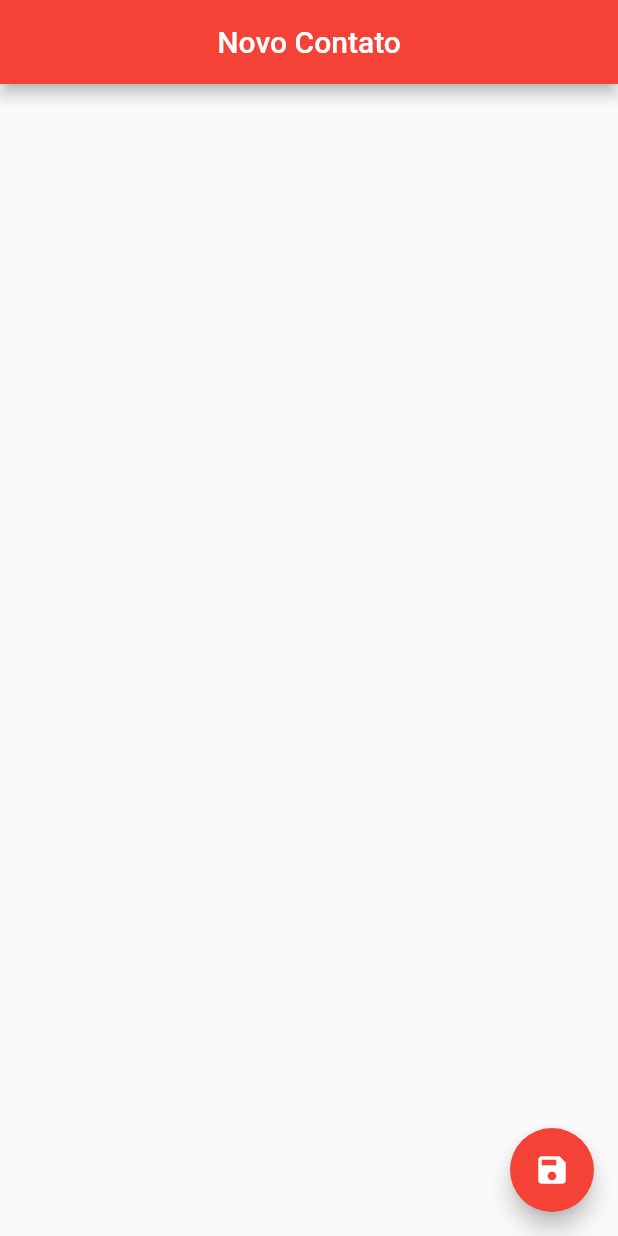
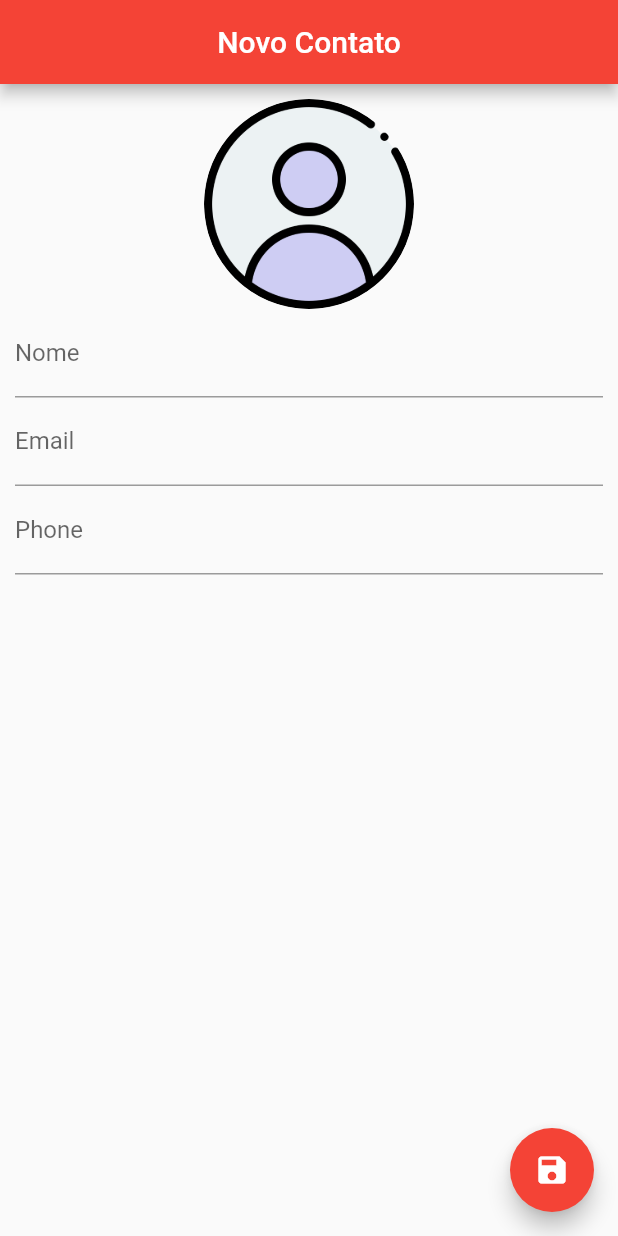
Before and after one commit to vinifoga/contacts, a Flutter app: the screen it shows after launch, on a phone screen of 412 x 824 dp. Run offline on Flutter 3.47's test engine with Material 2 defaults, Android fonts, the phone set to English and light mode, and no system bars; our stand-ins replace sqflite; accounts and stored records are empty.

Commit message:
Layout Contact screen

```diff
--- a/lib/ui/contact_page.dart
+++ b/lib/ui/contact_page.dart
@@ -1,3 +1,5 @@
+import 'dart:io';
+
 import 'package:contacts/helpers/contact_helper.dart';
 import 'package:flutter/material.dart';
 
@@ -11,6 +13,10 @@ class ContactPage extends StatefulWidget {
 }
 
 class _ContactPageState extends State<ContactPage> {
+  final _nameController = TextEditingController();
+  final _emailController = TextEditingController();
+  final _phoneController = TextEditingController();
+  late bool _userEdited = false;
   Contact? _editedContact;
 
   @override
@@ -20,6 +26,9 @@ class _ContactPageState extends State<ContactPage> {
       _editedContact = Contact();
     } else {
       _editedContact = widget.contact;
+      _nameController.text = _editedContact!.name!;
+      _emailController.text = _editedContact!.email!;
+      _phoneController.text = _editedContact!.phone!;
     }
   }
 
@@ -36,6 +45,61 @@ class _ContactPageState extends State<ContactPage> {
         child: const Icon(Icons.save),
         backgroundColor: Colors.red,
       ),
+      body: SingleChildScrollView(
+        padding: EdgeInsets.all(10.0),
+        child: Column(
+          children: [
+            GestureDetector(
+              child: Container(
+                width: 140.0,
+                height: 140.0,
+                decoration: BoxDecoration(
+                  shape: BoxShape.circle,
+                  image: DecorationImage(
+                      image: _editedContact?.img != null
+                          ? FileImage(File(_editedContact!.img!))
+                          : const AssetImage("images/user.png")
+                              as ImageProvider),
+                ),
+              ),
+            ),
+            TextField(
+              controller: _nameController,
+              decoration: const InputDecoration(
+                labelText: "Nome",
+              ),
+              onChanged: (text) {
+                _userEdited = true;
+                setState(() {
+                  _editedContact?.name = text;
+                });
+              },
+            ),
+            TextField(
+              controller: _emailController,
+              decoration: const InputDecoration(
+                labelText: "Email",
+              ),
+              onChanged: (text) {
+                _userEdited = true;
+                _editedContact?.email = text;
+              },
+              keyboardType: TextInputType.emailAddress,
+            ),
+            TextField(
+              controller: _phoneController,
+              decoration: const InputDecoration(
+                labelText: "Phone",
+              ),
+              onChanged: (text) {
+                _userEdited = true;
+                _editedContact?.phone = text;
+              },
+              keyboardType: TextInputType.phone,
+            ),
+          ],
+        ),
+      ),
     );
   }
 }
--- a/lib/ui/home_page.dart
+++ b/lib/ui/home_page.dart
@@ -63,11 +63,11 @@ class _HomePageState extends State<HomePage> {
                   image: DecorationImage(
                       image: contacts[index].img != null
                           ? FileImage(File(contacts[index].img!))
-                          : AssetImage("images/user.png") as ImageProvider),
+                          : const AssetImage("images/user.png") as ImageProvider),
                 ),
               ),
               Padding(
-                padding: EdgeInsets.only(left: 10.0),
+                padding: const EdgeInsets.only(left: 10.0),
                 child: Column(
                   crossAxisAlignment: CrossAxisAlignment.start,
                   children: [
```
